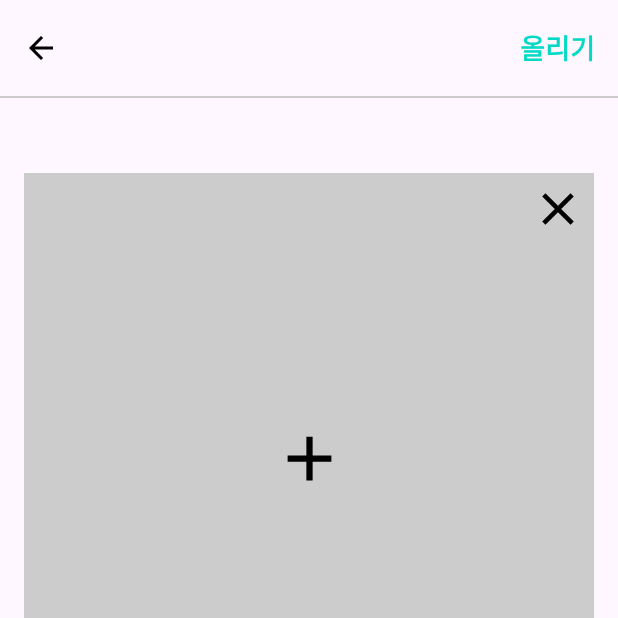
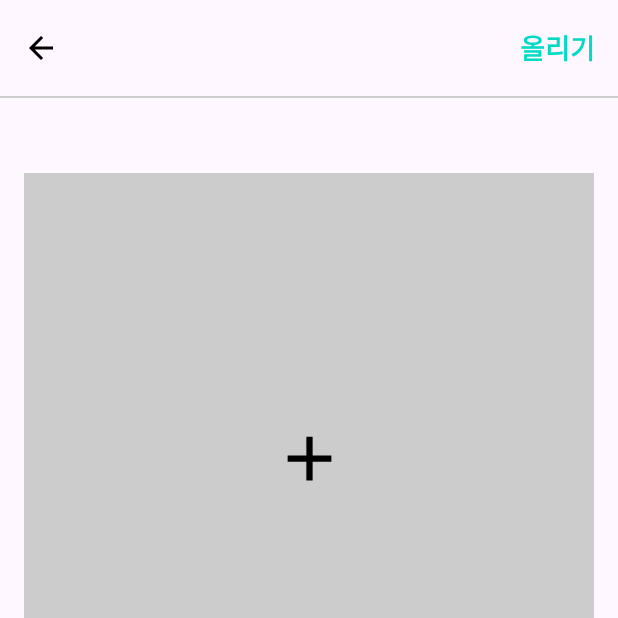
Before and after one commit to AndroidStudy-bmsk/InteriorMaestro, an Android app: the WriteArticleFragment screen opened through its navigation route, after a tap on "올리기", on a phone screen of 412 x 824 dp, the top half of it. Run offline under Robolectric (Android 15) with nearby library versions, the phone set to English and light mode, and no system bars; our stand-ins replace Firebase (no records; nobody signed in at launch, a user with empty details on screens opened directly), navigation-ui.

Commit message:
Feat: Firebase Database Upload, navigation anim

```diff
--- a/app/src/main/java/org/bmsk/interiormaestro/ui/article/WriteArticleFragment.kt
+++ b/app/src/main/java/org/bmsk/interiormaestro/ui/article/WriteArticleFragment.kt
@@ -4,14 +4,18 @@ import android.net.Uri
 import android.os.Bundle
 import android.util.Log
 import android.view.View
+import android.widget.Toast
 import androidx.activity.result.PickVisualMediaRequest
 import androidx.activity.result.contract.ActivityResultContracts
+import androidx.core.view.isVisible
 import androidx.fragment.app.Fragment
 import androidx.navigation.fragment.findNavController
 import com.google.android.material.snackbar.Snackbar
+import com.google.firebase.firestore.ktx.firestore
 import com.google.firebase.ktx.Firebase
 import com.google.firebase.storage.ktx.storage
 import org.bmsk.interiormaestro.R
+import org.bmsk.interiormaestro.data.ArticleModel
 import org.bmsk.interiormaestro.databinding.FragmentWriteArticleBinding
 import java.util.UUID
 
@@ -20,12 +24,11 @@ class WriteArticleFragment : Fragment(R.layout.fragment_write_article) {
     private var selectedUri: Uri? = null
     private val pickMedia =
         registerForActivityResult(ActivityResultContracts.PickVisualMedia()) { uri ->
-
             if (uri != null) {
                 selectedUri = uri
                 binding.photoImageView.setImageURI(uri)
-            } else {
-
+                binding.addButton.isVisible = false
+                binding.cancelButton.isVisible = true
             }
         }
 
@@ -33,45 +36,120 @@ class WriteArticleFragment : Fragment(R.layout.fragment_write_article) {
         super.onViewCreated(view, savedInstanceState)
         binding = FragmentWriteArticleBinding.bind(view)
 
-        pickMedia.launch(PickVisualMediaRequest(ActivityResultContracts.PickVisualMedia.ImageOnly))
-
-        binding.photoImageView.setOnClickListener {
-
+        startPicker()
+        setUpPhotoImageView()
+        setUpCancelButton()
+        setUpSubmitButton(view)
+        setUpBackButton()
     }
 
+    private fun setUpCancelButton() {
         binding.cancelButton.setOnClickListener {
-            findNavController().navigate(WriteArticleFragmentDirections.actionWriteArticleFragmentToHomeFragmentCancel())
+            binding.photoImageView.setImageURI(null)
+            selectedUri = null
+            binding.cancelButton.isVisible = false
+            binding.addButton.isVisible = true
+        }
     }
 
+    private fun setUpPhotoImageView() {
+        binding.photoImageView.setOnClickListener {
+            if (selectedUri == null) {
+                startPicker()
+            }
+        }
+    }
+
+    private fun setUpSubmitButton(view: View) {
         binding.submitButton.setOnClickListener {
+            showProgress()
+
             if (selectedUri != null) {
                 val photoUri = selectedUri ?: return@setOnClickListener
+                uploadImage(
+                    photoUri,
+                    successHandler = {
+                        uploadArticle(it, binding.descriptionEditText.text.toString())
+                    },
+                    errorHandler = {
+                        Snackbar.make(
+                            view,
+                            getString(R.string.fail_image_upload),
+                            Snackbar.LENGTH_SHORT
+                        ).show()
+                        hideProgress()
+                    }
+                )
+            } else {
+                Snackbar.make(view, getString(R.string.image_not_selected), Snackbar.LENGTH_SHORT)
+                    .show()
+                hideProgress()
+            }
+        }
+    }
 
+    private fun setUpBackButton() {
+        binding.backButton.setOnClickListener {
+            findNavController().navigate(WriteArticleFragmentDirections.actionWriteArticleFragmentToHomeFragmentBack())
+        }
+    }
+
+    private fun startPicker() {
+        pickMedia.launch(PickVisualMediaRequest(ActivityResultContracts.PickVisualMedia.ImageOnly))
+    }
+
+    private fun showProgress() {
+        binding.progressBarLayout.isVisible = true
+    }
+
+    private fun hideProgress() {
+        binding.progressBarLayout.isVisible = false
+    }
+
+    private fun uploadImage(
+        uri: Uri,
+        successHandler: (String) -> Unit,
+        errorHandler: (Throwable?) -> Unit
+    ) {
         val fileName = "${UUID.randomUUID()}.png"
         Firebase.storage.reference.child("articles/photo").child(fileName)
-                    .putFile(photoUri)
+            .putFile(uri)
             .addOnCompleteListener { task ->
                 if (task.isSuccessful) {
                     Firebase.storage.reference.child("articles/photo/$fileName")
                         .downloadUrl
                         .addOnSuccessListener {
-                                    Log.e("aa", it.toString())
+                            successHandler(it.toString())
                         }.addOnFailureListener {
-
+                            errorHandler(it)
                         }
                 } else {
-                            task.exception?.printStackTrace()
-                            // error Handle
+                    errorHandler(task.exception)
+                }
             }
     }
 
-            } else {
-                Snackbar.make(view, getString(R.string.image_not_selected), Snackbar.LENGTH_SHORT).show()
+    private fun uploadArticle(photoUri: String, description: String) {
+        val articleId = UUID.randomUUID().toString()
+        val articleModel = ArticleModel(
+            articleId = articleId,
+            createAt = System.currentTimeMillis(),
+            description = description,
+            imageUrl = photoUri,
+        )
+        Firebase.firestore.collection("articles").document(articleId)
+            .set(articleModel)
+            .addOnSuccessListener {
+                findNavController().navigate(WriteArticleFragmentDirections.actionWriteArticleFragmentToHomeFragmentBack())
+                hideProgress()
+            }.addOnFailureListener {
+                it.printStackTrace()
+                view?.let { view ->
+                    Snackbar.make(view, "글 작성에 실패해습니다", Snackbar.LENGTH_SHORT).show()
+                }
+                hideProgress()
+            }
+
+        hideProgress()
     }
 }
-
-        binding.backButton.setOnClickListener {
-            findNavController().navigate(WriteArticleFragmentDirections.actionWriteArticleFragmentToHomeFragmentBack())
-        }
-    }
-}
--- a/app/src/main/java/org/bmsk/interiormaestro/ui/home/HomeFragment.kt
+++ b/app/src/main/java/org/bmsk/interiormaestro/ui/home/HomeFragment.kt
@@ -39,7 +39,7 @@ class HomeFragment : Fragment(R.layout.fragment_home) {
                 val action = HomeFragmentDirections.actionHomeFragmentToWriteArticleFragment()
                 findNavController().navigate(action)
             } else {
-                Snackbar.make(view, "로그인 후 사용해주세요.", Snackbar.LENGTH_SHORT).show()
+                Snackbar.make(view, getString(R.string.guide_use_after_login), Snackbar.LENGTH_SHORT).show()
             }
         }
     }
--- /dev/null
+++ b/app/src/main/res/anim/slide_in_left.xml
@@ -0,0 +1,9 @@
+<?xml version="1.0" encoding="utf-8"?>
+<set xmlns:android="http://schemas.android.com/apk/res/android">
+    <translate
+        android:duration="300"
+        android:fromXDelta="-100%"
+        android:fromYDelta="0%"
+        android:toXDelta="0%"
+        android:toYDelta="0%" />
+</set>
--- /dev/null
+++ b/app/src/main/res/anim/slide_in_right.xml
@@ -0,0 +1,9 @@
+<?xml version="1.0" encoding="utf-8"?>
+<set xmlns:android="http://schemas.android.com/apk/res/android">
+    <translate
+        android:duration="300"
+        android:fromXDelta="100%"
+        android:fromYDelta="0%"
+        android:toXDelta="0%"
+        android:toYDelta="0%" />
+</set>
--- /dev/null
+++ b/app/src/main/res/anim/slide_out_left.xml
@@ -0,0 +1,9 @@
+<?xml version="1.0" encoding="utf-8"?>
+<set xmlns:android="http://schemas.android.com/apk/res/android">
+    <translate
+        android:duration="300"
+        android:fromXDelta="0%"
+        android:fromYDelta="0%"
+        android:toXDelta="-100%"
+        android:toYDelta="0%" />
+</set>
--- /dev/null
+++ b/app/src/main/res/anim/slide_out_right.xml
@@ -0,0 +1,9 @@
+<?xml version="1.0" encoding="utf-8"?>
+<set xmlns:android="http://schemas.android.com/apk/res/android">
+    <translate
+        android:duration="300"
+        android:fromXDelta="0%"
+        android:fromYDelta="0%"
+        android:toXDelta="100%"
+        android:toYDelta="0%" />
+</set>
--- a/app/src/main/res/layout/fragment_write_article.xml
+++ b/app/src/main/res/layout/fragment_write_article.xml
@@ -21,9 +21,9 @@
             android:layout_height="wrap_content"
             android:layout_alignParentStart="true"
             android:layout_centerVertical="true"
-            android:backgroundTint="?attr/colorOnPrimary"
             android:contentDescription="@string/backbutton"
-            android:src="@drawable/baseline_arrow_back_24" />
+            android:src="@drawable/baseline_arrow_back_24"
+            app:tint="?attr/colorOnPrimary" />
 
         <TextView
             android:id="@+id/submitButton"
@@ -61,6 +61,7 @@
         app:layout_constraintTop_toBottomOf="@id/toolbarUnderLineView" />
 
     <ImageView
+        android:id="@+id/addButton"
         android:layout_width="50dp"
         android:layout_height="50dp"
         android:src="@drawable/baseline_add_24"
@@ -75,6 +76,7 @@
         android:layout_height="48dp"
         android:padding="6dp"
         android:src="@drawable/baseline_clear_24"
+        android:visibility="gone"
         app:layout_constraintEnd_toEndOf="@id/photoImageView"
         app:layout_constraintTop_toTopOf="@id/photoImageView" />
 
--- a/app/src/main/res/navigation/nav_graph.xml
+++ b/app/src/main/res/navigation/nav_graph.xml
@@ -13,10 +13,10 @@
         <action
             android:id="@+id/action_homeFragment_to_writeArticleFragment"
             app:destination="@id/writeArticleFragment"
-            app:enterAnim="@anim/nav_default_enter_anim"
-            app:exitAnim="@anim/nav_default_exit_anim"
-            app:popEnterAnim="@anim/nav_default_pop_enter_anim"
-            app:popExitAnim="@anim/nav_default_pop_exit_anim" />
+            app:enterAnim="@anim/slide_in_right"
+            app:exitAnim="@anim/slide_out_left"
+            app:popEnterAnim="@anim/slide_in_left"
+            app:popExitAnim="@anim/slide_out_right" />
     </fragment>
     <fragment
         android:id="@+id/authFragment"
@@ -34,7 +34,11 @@
             app:destination="@id/homeFragment" />
         <action
             android:id="@+id/action_writeArticleFragment_to_homeFragment_back"
-            app:destination="@id/homeFragment" />
+            app:destination="@id/homeFragment"
+            app:enterAnim="@anim/slide_in_left"
+            app:exitAnim="@anim/slide_out_right"
+            app:popEnterAnim="@anim/slide_in_right"
+            app:popExitAnim="@anim/slide_out_left" />
     </fragment>
 
 </navigation>
--- a/app/src/main/res/values/strings.xml
+++ b/app/src/main/res/values/strings.xml
@@ -16,4 +16,6 @@
     <string name="upload">올리기</string>
     <string name="guide_input_photo_description">사진에 대해 설명해주세요.</string>
     <string name="image_not_selected">이미지가 선택되지 않았습니다.</string>
+    <string name="fail_image_upload">이미지 업로드에 실패했습니다.</string>
+    <string name="guide_use_after_login">로그인 후 사용해주세요.</string>
 </resources>
```
Lines whose indentation alone changed are shown as unchanged.
